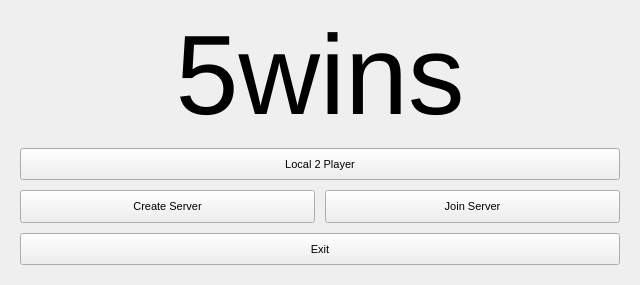
The window that menu.ui (j-weissen/5wins_raspi) describes before a commit, drawn with Qt 5.
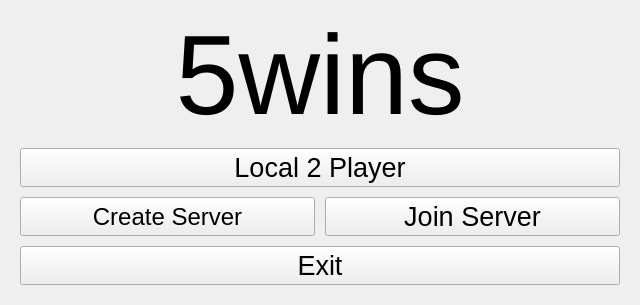
The same window after the commit.

Diff of the .ui file:
```diff
--- a/menu.ui
+++ b/menu.ui
@@ -66,7 +66,7 @@
      </property>
      <property name="font">
       <font>
-       <pointsize>8</pointsize>
+       <pointsize>20</pointsize>
       </font>
      </property>
      <property name="text">
@@ -92,7 +92,7 @@
        </property>
        <property name="font">
         <font>
-         <pointsize>8</pointsize>
+         <pointsize>18</pointsize>
         </font>
        </property>
        <property name="text">
@@ -116,7 +116,7 @@
        </property>
        <property name="font">
         <font>
-         <pointsize>8</pointsize>
+         <pointsize>20</pointsize>
         </font>
        </property>
        <property name="text">
@@ -142,7 +142,7 @@
      </property>
      <property name="font">
       <font>
-       <pointsize>8</pointsize>
+       <pointsize>20</pointsize>
       </font>
      </property>
      <property name="text">
```
